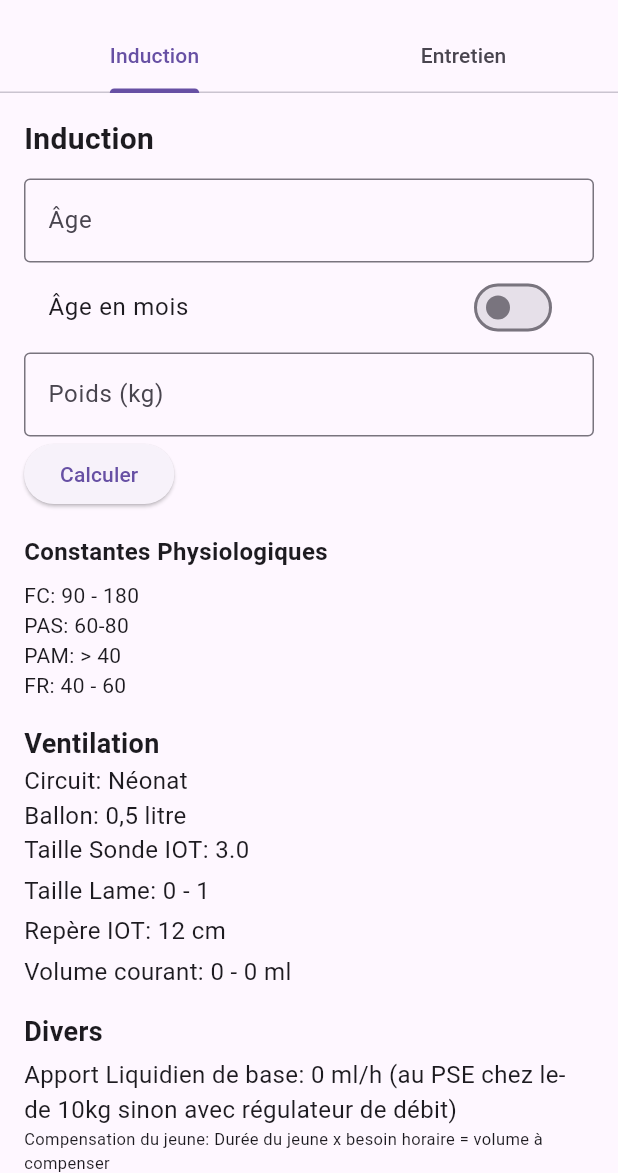
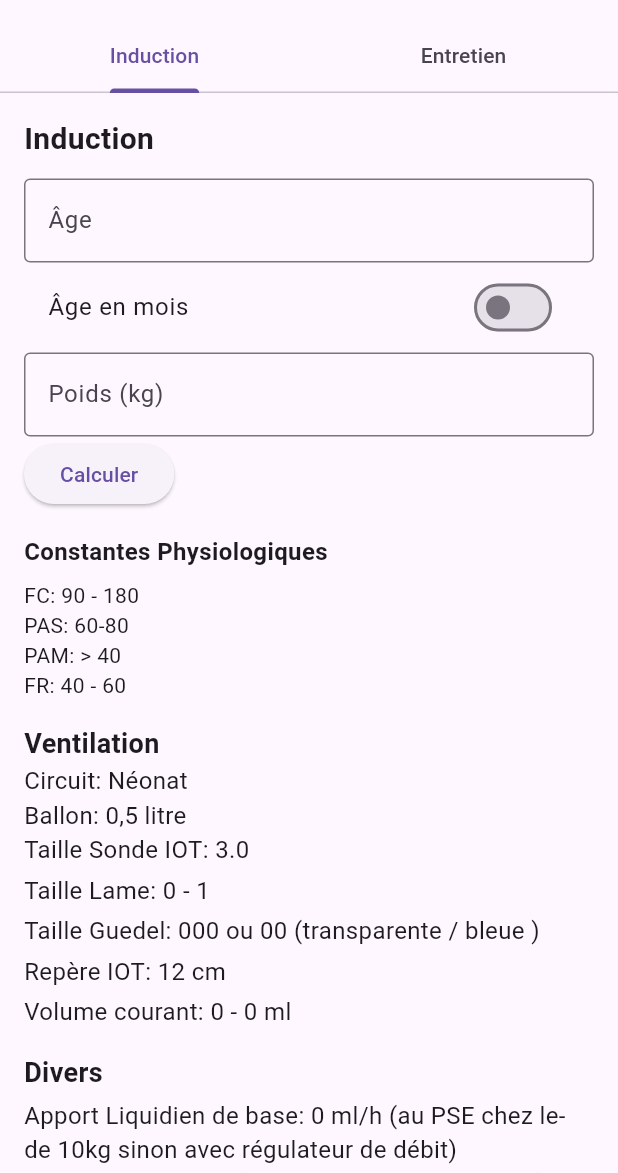
Before and after one commit to Thomdev38/pedianest, a Flutter app: the PosologieCalculatorScreen screen opened directly, after a tap on "Calculer", on a phone screen of 412 x 824 dp, the part 63-1236 px from its top. Run offline on Flutter 3.47's test engine with Material 3 defaults, Android fonts, the phone set to English and light mode, and no system bars; missing offline and left inert: syncfusion_flutter_pdfviewer.

Commit message:
Update posologiecalculator.dart

```diff
--- a/lib/posologiecalculator.dart
+++ b/lib/posologiecalculator.dart
@@ -19,6 +19,7 @@ class _PosologieCalculatorScreenState extends State<PosologieCalculatorScreen> {
   Map<String, String>? taillelame;
   Map<String, String>? circuit;
   Map<String, String>? ballon;
+  Map<String, String>? tailleguedel;
   Map<String, String>? taillesonde;
   bool isAgeInMonths = false; // Pour vérifier si l'âge est en mois ou en années
   int? dosePropofolmini;
@@ -218,6 +219,29 @@ class _PosologieCalculatorScreenState extends State<PosologieCalculatorScreen> {
     }
   }
 
+  Map<String, String> obtenirTailleguedel(int ageEnMois) {
+    if (ageEnMois <= 1) {
+      return {
+        'tailleguedel': '000 ou 00 (transparente / bleue )',
+      };
+    } else if (ageEnMois <= 12) {
+      return {
+        'tailleguedel': '0 (grise)',
+      };
+    } else if (ageEnMois <= 60) {
+      return {
+        'tailleguedel': '1 blanche',
+      };
+    } else if (ageEnMois <= 144) {
+      return {
+        'tailleguedel': '2 (verte)',
+      };
+    } else {
+      return {
+        'tailleguedel': '2 ou 3 (verte / orange)',
+      };
+    }
+  }
 
   void calculerDosesEtSonde() {
     final int age = int.tryParse(ageController.text) ?? 0;
@@ -267,6 +291,7 @@ class _PosologieCalculatorScreenState extends State<PosologieCalculatorScreen> {
       circuit = obtenirCircuit(poids);
       ballon = obtenirBallon(poids);
       taillesonde = obtenirtaillesonde(poids);
+      tailleguedel = obtenirTailleguedel(ageEnMois);
 
 
 
@@ -342,6 +367,7 @@ class _PosologieCalculatorScreenState extends State<PosologieCalculatorScreen> {
               doseAdrenaline: doseAdrenaline,
               doseAtropine: doseAtropine,
               taillesonde: taillesonde,
+              tailleguedel: tailleguedel,
 
 
 
@@ -397,7 +423,7 @@ class InductionPage extends StatelessWidget {
   final Map<String, String>? circuit;
   final Map<String, String>? ballon;
   final Map<String, String>? taillesonde;
-
+  final Map<String, String>? tailleguedel;
 
   int? dosePropofolEntretien;
 
@@ -442,6 +468,7 @@ class InductionPage extends StatelessWidget {
     required this.circuit,
     required this.ballon,
     required this.taillesonde,
+    required this.tailleguedel,
 
   });
 
@@ -515,6 +542,12 @@ class InductionPage extends StatelessWidget {
             const SizedBox(height: 4),
             Text(
               'Taille Lame: ${taillelame!['taillelame']}',
+              style: const TextStyle(fontSize: 16),
+            ),
+
+            const SizedBox(height: 4),
+            Text(
+              'Taille Guedel: ${tailleguedel!['tailleguedel']}',
               style: const TextStyle(fontSize: 16),
             ),
 
@@ -592,7 +625,7 @@ class InductionPage extends StatelessWidget {
                         ),
                         const SizedBox(height: 2),
                         Text(
-                          'Ketamine: $doseKetaminemini - $doseKetaminemaxi mg',
+                          "Ketamine (en dose d'induction): $doseKetaminemini - $doseKetaminemaxi mg",
                           style: const TextStyle(fontSize: 16),
                         ),
                       ],
```
